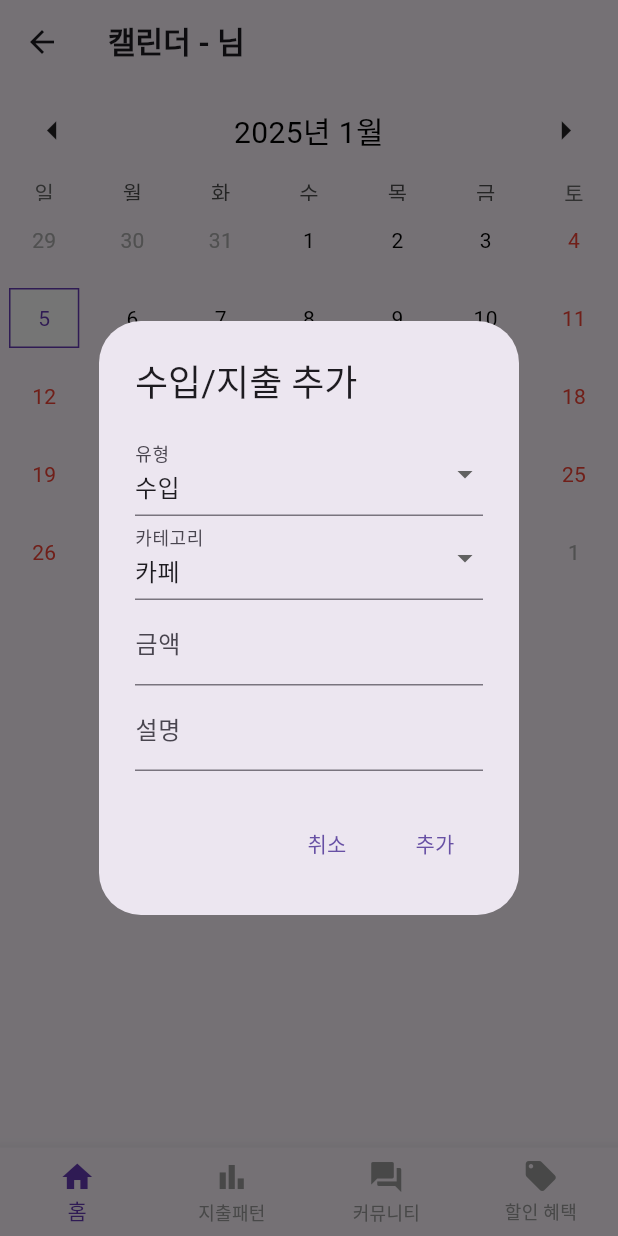
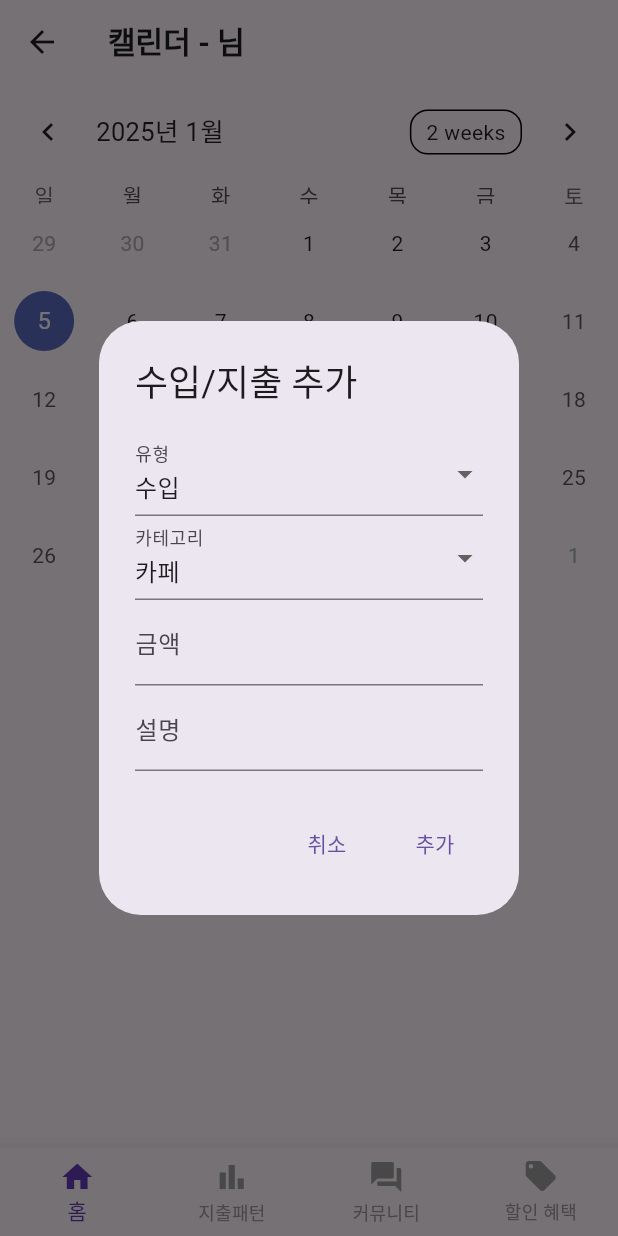
Before and after one commit to nyeonggyeong/Flutter-yong_sseotni_app, a Flutter app: the CalendarPage screen opened directly with empty values, after a tap on "수입/지출 추가", on a phone screen of 412 x 824 dp. Run offline on Flutter 3.47's test engine with Material 3 defaults, Android fonts, the phone set to English and light mode, and no system bars; drawn by our look-alikes of table_calendar; network calls fail; Roboto replaces fonts that are missing (Cafe24Ssurround-v2.0).

```diff
--- a/lib/screens/calendar.dart
+++ b/lib/screens/calendar.dart
@@ -1,10 +1,12 @@
 import 'package:flutter/material.dart';
 import 'package:table_calendar/table_calendar.dart';
+import 'package:flutter_yong_sseotni/screens/community.dart';
+import 'dart:convert';
 import 'package:intl/intl.dart';
 import 'package:http/http.dart' as http;
 
 class CalendarPage extends StatefulWidget {
-  final Map<String, dynamic> userData; // 로그인한 유저 데이터
+  final Map<String, dynamic> userData;
 
   const CalendarPage({super.key, required this.userData});
 
@@ -16,10 +18,9 @@ class CalendarPageState extends State<CalendarPage> {
   DateTime selectedDay = DateTime.now();
   DateTime focusedDay = DateTime.now();
 
-  // 날짜별 수입/지출 데이터 저장
   Map<DateTime, List<Map<String, dynamic>>> events = {};
 
-  List<String> categories = [
+  final List<String> categories = [
     '카페',
     '외식',
     '교통',
@@ -28,46 +29,37 @@ class CalendarPageState extends State<CalendarPage> {
     '쇼핑',
   ];
 
-  int _selectedIndex = 0;
-
   void _onItemTapped(int index) {
-    setState(() {
-      _selectedIndex = index;
-    });
+    if (index == 2) {
+      Navigator.push(
+        context,
+        MaterialPageRoute(
+          builder: (context) =>
+              CommunityPage(userIdx: widget.userData['user_idx']),
+        ),
+      );
+    }
   }
 
-  // 선택된 날짜의 이벤트 가져오기
-  List<Map<String, dynamic>> _getEventsForDay(DateTime day) {
-    return events[DateTime(day.year, day.month, day.day)] ?? [];
-  }
-
-  // API 호출: 수입/지출 등록
   Future<void> saveMoney(Map<String, dynamic> moneyData) async {
     const apiUrl = 'http://3.36.22.27:8080/Spring-yong_sseotni/api/money/save';
-
     try {
-      final body = moneyData.entries.map((entry) {
-        return '${Uri.encodeComponent(entry.key)}=${Uri.encodeComponent(entry.value.toString())}';
-      }).join('&');
-
       final response = await http.post(
         Uri.parse(apiUrl),
-        headers: {
-          'Content-Type': 'application/x-www-form-urlencoded'
-        }, // key1=value1&key2=value2&key3=value3
-        body: body,
+        headers: {'Content-Type': 'application/x-www-form-urlencoded'},
+        body: moneyData.entries
+            .map((entry) =>
+                '${Uri.encodeComponent(entry.key)}=${Uri.encodeComponent(entry.value.toString())}')
+            .join('&'),
       );
 
       if (response.statusCode == 200) {
-        print('Event saved successfully: ${response.body}');
         ScaffoldMessenger.of(context).showSnackBar(
           const SnackBar(content: Text('저장이 완료되었습니다!')),
         );
-      } else {
-        print('Failed to save event: ${response.statusCode}, ${response.body}');
       }
     } catch (e) {
-      print('Error during API call: $e'); // 테스트용
+      print('Error during API call: $e');
     }
   }
 
@@ -93,12 +85,8 @@ class CalendarPageState extends State<CalendarPage> {
                           child: Text(type),
                         ))
                     .toList(),
-                onChanged: (value) {
-                  transactionType = value!;
-                },
-                decoration: const InputDecoration(
-                  labelText: '유형',
-                ),
+                onChanged: (value) => transactionType = value!,
+                decoration: const InputDecoration(labelText: '유형'),
               ),
               DropdownButtonFormField<String>(
                 value: selectedCategory,
@@ -108,12 +96,8 @@ class CalendarPageState extends State<CalendarPage> {
                           child: Text(category),
                         ))
                     .toList(),
-                onChanged: (value) {
-                  selectedCategory = value!;
-                },
-                decoration: const InputDecoration(
-                  labelText: '카테고리',
-                ),
+                onChanged: (value) => selectedCategory = value!,
+                decoration: const InputDecoration(labelText: '카테고리'),
               ),
               TextField(
                 controller: amountController,
@@ -134,9 +118,7 @@ class CalendarPageState extends State<CalendarPage> {
           ),
           actions: [
             TextButton(
-              onPressed: () {
-                Navigator.of(context).pop();
-              },
+              onPressed: () => Navigator.of(context).pop(),
               child: const Text('취소'),
             ),
             TextButton(
@@ -144,7 +126,7 @@ class CalendarPageState extends State<CalendarPage> {
                 if (amountController.text.isNotEmpty &&
                     descriptionController.text.isNotEmpty) {
                   final moneyData = {
-                    'user_idx': widget.userData['user_idx'], // 유저 ID
+                    'user_idx': widget.userData['user_idx'],
                     'money_when': DateFormat('yyyy-MM-dd').format(selectedDay),
                     'money_type': selectedCategory,
                     'money_where': descriptionController.text,
@@ -156,7 +138,6 @@ class CalendarPageState extends State<CalendarPage> {
                         : 0,
                   };
 
-                  // API 호출
                   await saveMoney(moneyData);
 
                   setState(() {
@@ -165,10 +146,7 @@ class CalendarPageState extends State<CalendarPage> {
                       selectedDay.month,
                       selectedDay.day,
                     );
-                    if (events[dateKey] == null) {
-                      events[dateKey] = [];
-                    }
-                    events[dateKey]!.add({
+                    events.putIfAbsent(dateKey, () => []).add({
                       'type': transactionType,
                       'amount': int.parse(amountController.text),
                       'description': descriptionController.text,
@@ -187,6 +165,45 @@ class CalendarPageState extends State<CalendarPage> {
     );
   }
 
+  Future<void> fetchMonthlyEvents() async {
+    const apiUrl =
+        'http://3.36.22.27:8080/Spring-yong_sseotni/api/money/getMonthlyMoneyList';
+    try {
+      final userIdx = widget.userData['user_idx'];
+      final url =
+          '$apiUrl?user_idx=$userIdx&year=${focusedDay.year}&month=${focusedDay.month}';
+      final response = await http.get(Uri.parse(url));
+
+      if (response.statusCode == 200) {
+        final decodedData = jsonDecode(utf8.decode(response.bodyBytes));
+        setState(() {
+          events.clear();
+          for (var event in decodedData) {
+            final eventDate = DateTime.tryParse(event['money_when'] ?? '');
+            if (eventDate != null) {
+              final keyDate =
+                  DateTime(eventDate.year, eventDate.month, eventDate.day);
+              events.putIfAbsent(keyDate, () => []).add({
+                'type': event['money_in'] > 0 ? '수입' : '지출',
+                'amount': int.tryParse(event['money']?.toString() ?? '0') ?? 0,
+                'description': event['money_where'] ?? '알 수 없음',
+                'category': event['money_type'] ?? '기타',
+              });
+            }
+          }
+        });
+      }
+    } catch (e) {
+      print('Error fetching monthly events: $e');
+    }
+  }
+
+  @override
+  void initState() {
+    super.initState();
+    fetchMonthlyEvents();
+  }
+
   @override
   Widget build(BuildContext context) {
     return Scaffold(
@@ -200,148 +217,62 @@ class CalendarPageState extends State<CalendarPage> {
             firstDay: DateTime.utc(2023, 1, 16),
             lastDay: DateTime.utc(2030, 3, 14),
             focusedDay: focusedDay,
-            selectedDayPredicate: (DateTime day) {
-              return isSameDay(selectedDay, day);
-            },
-            onDaySelected: (DateTime selectedDay, DateTime focusedDay) {
+            selectedDayPredicate: (day) => isSameDay(selectedDay, day),
+            onDaySelected: (selected, focused) {
               setState(() {
-                this.selectedDay = selectedDay;
-                this.focusedDay = focusedDay;
+                selectedDay = selected;
+                focusedDay = focused;
               });
             },
-            eventLoader: _getEventsForDay,
-            calendarStyle: CalendarStyle(
-              isTodayHighlighted: true,
-              selectedDecoration: BoxDecoration(
-                color: Colors.white,
-                border: Border.all(color: Colors.deepPurple, width: 1.0),
-              ),
-              outsideDecoration: const BoxDecoration(shape: BoxShape.rectangle),
-              defaultTextStyle: const TextStyle(color: Colors.black),
-              weekendTextStyle: const TextStyle(color: Colors.red),
-              selectedTextStyle: const TextStyle(color: Colors.deepPurple),
-              markerDecoration: const BoxDecoration(
-                color: Colors.deepPurple,
-                shape: BoxShape.circle,
-              ),
-            ),
-            headerStyle: HeaderStyle(
-              titleCentered: true,
-              titleTextFormatter: (date, locale) =>
-                  DateFormat.yMMMM(locale).format(date),
-              formatButtonVisible: false,
-              titleTextStyle: const TextStyle(
-                fontSize: 20.0,
-                color: Colors.black,
-              ),
-              headerPadding: const EdgeInsets.symmetric(vertical: 4.0),
-              leftChevronIcon: const Icon(
-                Icons.arrow_left,
-                size: 30.0,
-              ),
-              rightChevronIcon: const Icon(
-                Icons.arrow_right,
-                size: 30.0,
-              ),
-            ),
+            onPageChanged: (newFocusedDay) {
+              setState(() => focusedDay = newFocusedDay);
+              fetchMonthlyEvents();
+            },
+            eventLoader: (day) =>
+                events[DateTime(day.year, day.month, day.day)] ?? [],
           ),
           const SizedBox(height: 10),
           ElevatedButton.icon(
             onPressed: _addEventForSelectedDay,
-            icon: const Icon(Icons.add, color: Colors.white),
-            label: const Text(
-              '수입/지출 추가',
-              style: TextStyle(fontSize: 16, fontWeight: FontWeight.bold),
-            ),
-            style: ElevatedButton.styleFrom(
-              backgroundColor: const Color(0xFF38D39F),
-              foregroundColor: Colors.white,
-              shape: RoundedRectangleBorder(
-                borderRadius: BorderRadius.circular(30.0),
-              ),
-              padding: const EdgeInsets.symmetric(horizontal: 20, vertical: 12),
-              elevation: 5,
-            ),
+            icon: const Icon(Icons.add),
+            label: const Text('수입/지출 추가'),
           ),
           const SizedBox(height: 10),
           Expanded(
             child: ListView(
-              children: _getEventsForDay(selectedDay).map((event) {
-                return Padding(
-                  padding: const EdgeInsets.symmetric(
-                      vertical: 2.0, horizontal: 8.0),
-                  child: Card(
-                    color: Colors.white,
-                    shape: RoundedRectangleBorder(
-                      borderRadius: BorderRadius.circular(10.0),
-                    ),
-                    elevation: 2,
-                    child: Padding(
-                      padding: const EdgeInsets.all(20.0),
-                      child: Row(
-                        mainAxisAlignment: MainAxisAlignment.spaceBetween,
-                        children: [
-                          Text(
-                            event['category'],
-                            style: const TextStyle(
-                              fontWeight: FontWeight.bold,
-                              fontSize: 16.0,
-                            ),
-                          ),
-                          Expanded(
-                            child: Padding(
-                              padding:
-                                  const EdgeInsets.symmetric(horizontal: 8.0),
-                              child: Text(
-                                event['description'],
-                                style: const TextStyle(
-                                  color: Colors.grey,
-                                  fontSize: 14.0,
-                                ),
-                                textAlign: TextAlign.center,
-                              ),
-                            ),
-                          ),
-                          Text(
+              children: (events[DateTime(
+                        selectedDay.year,
+                        selectedDay.month,
+                        selectedDay.day,
+                      )] ??
+                      [])
+                  .map((event) => ListTile(
+                        title: Text(event['category']),
+                        subtitle: Text(event['description']),
+                        trailing: Text(
                           '${event['amount']}원',
                           style: TextStyle(
-                              fontSize: 14.0,
                             color: event['type'] == '수입'
                                 ? Colors.green
                                 : Colors.red,
                           ),
                         ),
-                        ],
-                      ),
-                    ),
-                  ),
-                );
-              }).toList(),
+                      ))
+                  .toList(),
             ),
           ),
         ],
       ),
       bottomNavigationBar: BottomNavigationBar(
         type: BottomNavigationBarType.fixed,
-        items: const <BottomNavigationBarItem>[
+        items: const [
+          BottomNavigationBarItem(icon: Icon(Icons.home), label: '홈'),
+          BottomNavigationBarItem(icon: Icon(Icons.bar_chart), label: '지출패턴'),
+          BottomNavigationBarItem(icon: Icon(Icons.forum), label: '커뮤니티'),
           BottomNavigationBarItem(
-            icon: Icon(Icons.home),
-            label: '홈',
-          ),
-          BottomNavigationBarItem(
-            icon: Icon(Icons.bar_chart),
-            label: '지출패턴',
-          ),
-          BottomNavigationBarItem(
-            icon: Icon(Icons.forum),
-            label: '커뮤니티',
-          ),
-          BottomNavigationBarItem(
-            icon: Icon(Icons.local_offer),
-            label: '할인 혜택',
-          ),
+              icon: Icon(Icons.local_offer), label: '할인 혜택'),
         ],
-        currentIndex: _selectedIndex,
+        currentIndex: 0,
         selectedItemColor: Colors.deepPurple,
         unselectedItemColor: Colors.grey,
         onTap: _onItemTapped,
```
Lines whose indentation alone changed are shown as unchanged.
